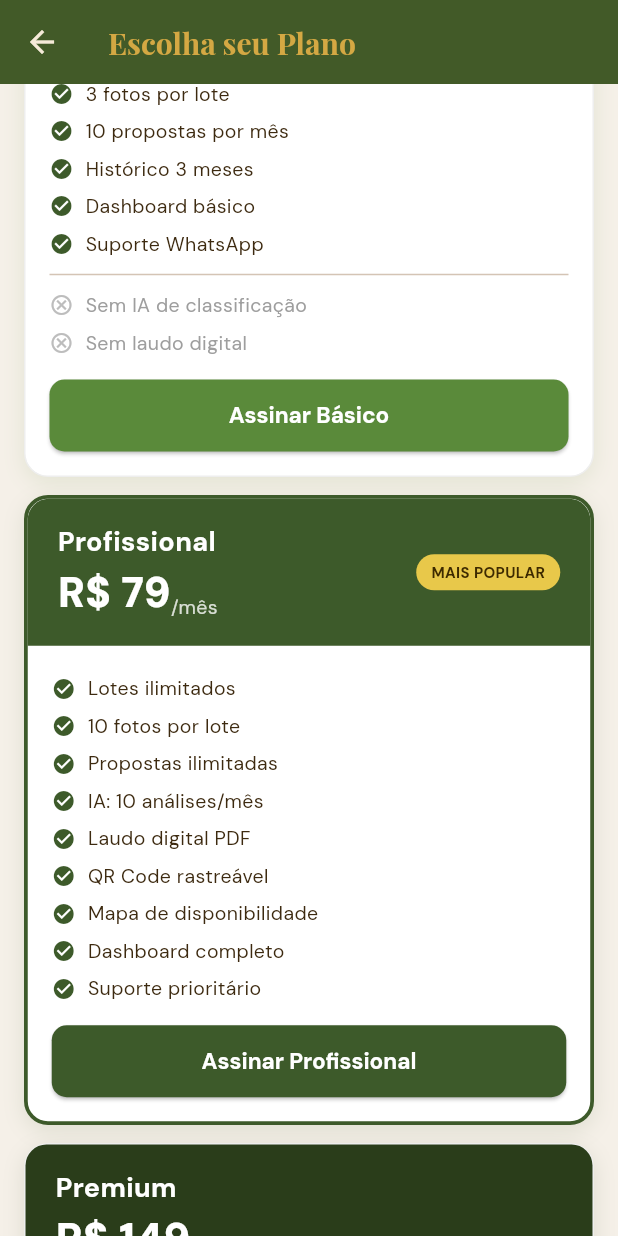
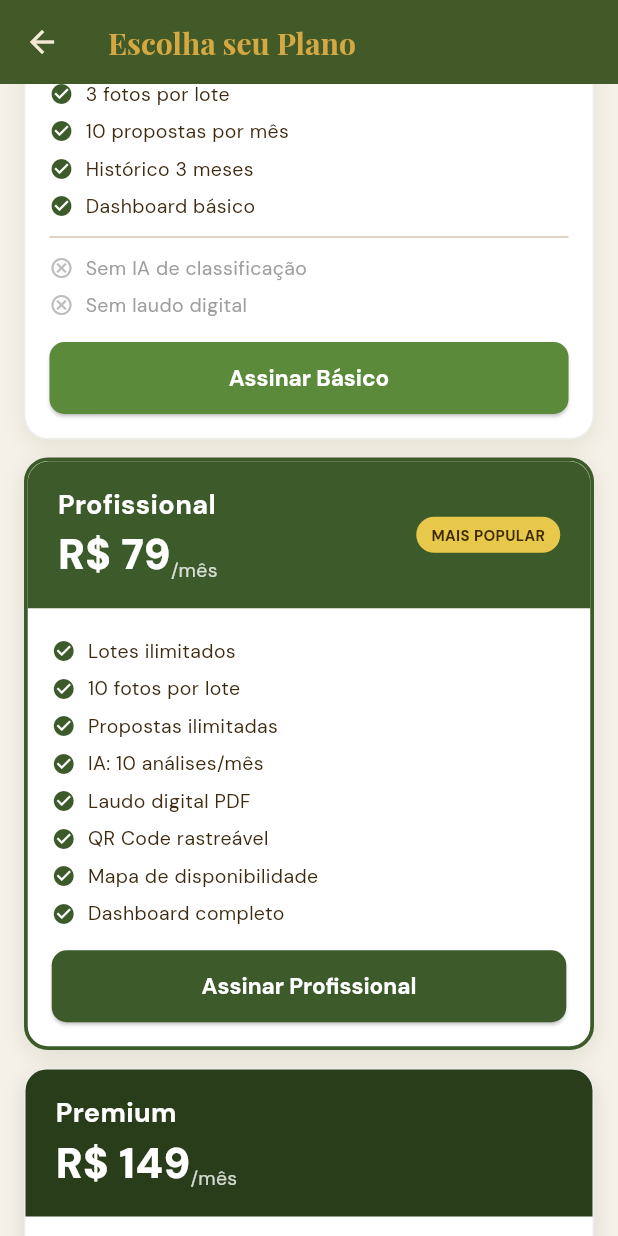
Before and after one commit to marcoaevaristo/projeto_cafe_conecta, a Flutter app: the PlanosScreen screen opened directly, scrolled down 576 dp, on a phone screen of 412 x 824 dp. Run offline on Flutter 3.47's test engine with Material 3 defaults, Android fonts, the phone set to English and light mode, and no system bars; our stand-ins replace fl_chart, flutter_map, google_fonts, image_picker, latlong2, pdf and 3 more; accounts and stored records are empty; network calls fail.

Commit message:
chore: remove suporte e rede de exportadores dos planos
Os benefícios não existem no app; os cards passam a prometer só o que é entregue.

Co-Authored-By: Claude Opus 5.5 <noreply@anthropic.com>
Claude-Session: https://claude.ai/code/session_01HumBvmj5PuTGBNg2fFGGLy

```diff
--- a/lib/screens/planos_screen.dart
+++ b/lib/screens/planos_screen.dart
@@ -67,7 +67,6 @@ class PlanosScreen extends StatelessWidget {
                 '10 propostas por mês',
                 'Histórico 3 meses',
                 'Dashboard básico',
-                'Suporte WhatsApp',
               ],
               limitacoes: const [
                 'Sem IA de classificação',
@@ -93,7 +92,6 @@ class PlanosScreen extends StatelessWidget {
                 'QR Code rastreável',
                 'Mapa de disponibilidade',
                 'Dashboard completo',
-                'Suporte prioritário',
               ],
               limitacoes: const [],
               atual: atual == PlanoTipo.profissional,
@@ -113,8 +111,6 @@ class PlanosScreen extends StatelessWidget {
                 'Histórico 12 meses',
                 'Destaque na busca',
                 'Acesso à API',
-                'Rede de exportadores',
-                'Suporte 24h dedicado',
               ],
               limitacoes: const [],
               atual: atual == PlanoTipo.premium,
--- a/lib/services/planos_service.dart
+++ b/lib/services/planos_service.dart
@@ -49,7 +49,6 @@ class PlanosService {
         'IA de classificação',
         'Laudo digital + QR Code',
         'Dashboard avançado',
-        'Suporte prioritário',
       ],
     ),
     Plan(
@@ -61,7 +60,6 @@ class PlanosService {
         'Tudo do Profissional',
         'API de integração',
         'Relatórios personalizados',
-        'Gerente de conta dedicado',
         'Selo verificado',
       ],
     ),
```
